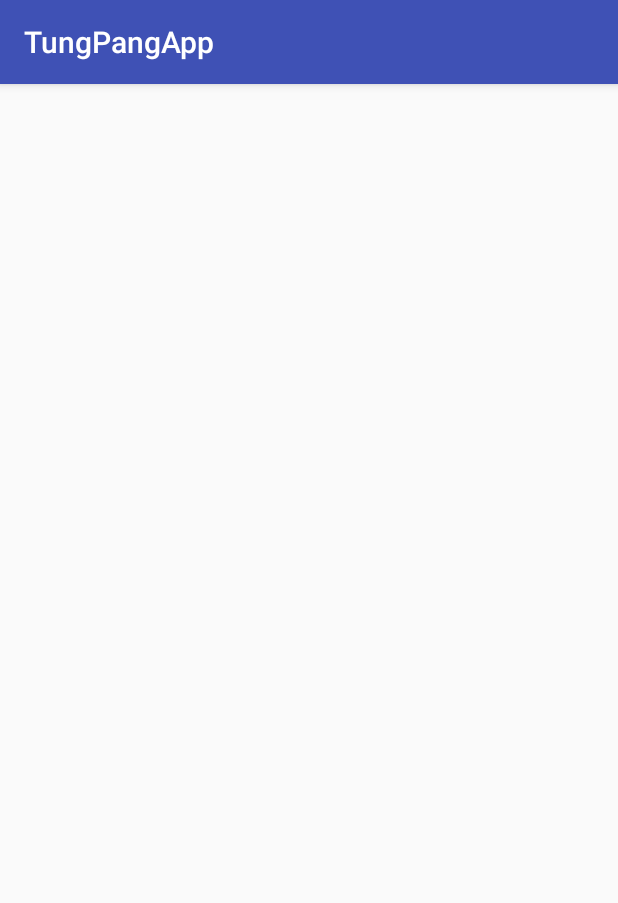
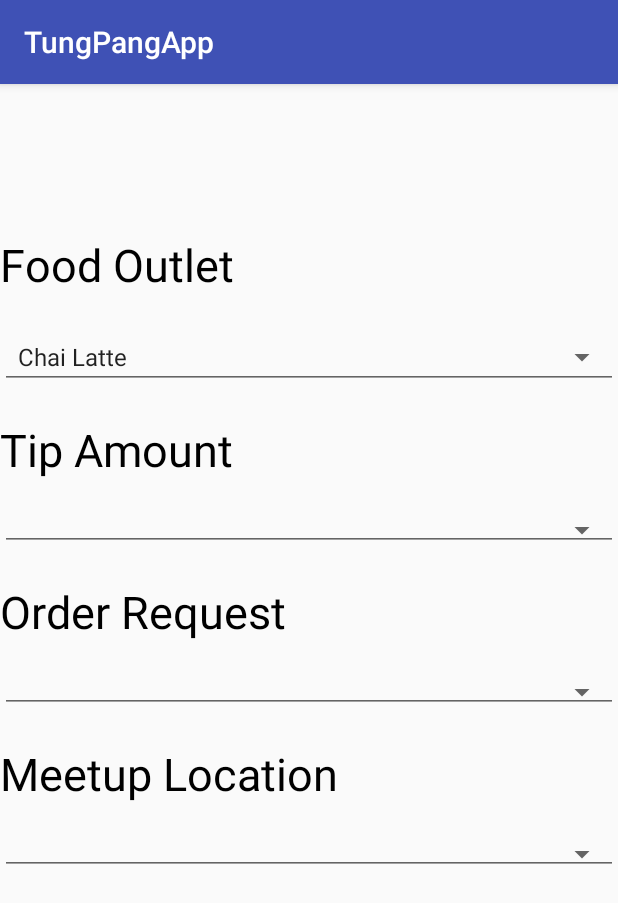
Before and after one commit to yuxuantan/TungPang, an Android app: the NewOrderRequestActivity screen opened directly, with no data from a screen before it, on a phone screen of 412 x 824 dp. Shown: the top 903 px of the screen. Run offline under Robolectric (Android 15) with nearby library versions, the phone set to English and light mode, and no system bars.

Commit message:
Create dropdown list for new order
Lacks item to populate drop down lit

```diff
--- a/app/src/main/java/com/example/xuan/tungpangapp/NewOrderRequestActivity.java
+++ b/app/src/main/java/com/example/xuan/tungpangapp/NewOrderRequestActivity.java
@@ -2,7 +2,12 @@ package com.example.xuan.tungpangapp;
 
 import android.support.v7.app.AppCompatActivity;
 import android.os.Bundle;
+import android.util.Log;
+import android.view.View;
+import android.widget.AdapterView;
+import android.widget.ArrayAdapter;
 import android.widget.ListView;
+import android.widget.Spinner;
 
 public class NewOrderRequestActivity extends AppCompatActivity {
 
@@ -10,6 +15,29 @@ public class NewOrderRequestActivity extends AppCompatActivity {
     protected void onCreate(Bundle savedInstanceState) {
         super.onCreate(savedInstanceState);
         setContentView(R.layout.activity_new_order_request);
-        ListView lv = (ListView) findViewById(R.id.restaurant_list);
+
+        Spinner dynamicSpinner = (Spinner) findViewById(R.id.food_Outlet);
+
+        String[] items = new String[] { "Chai Latte", "Green Tea", "Black Tea" };
+
+        ArrayAdapter<String> adapter = new ArrayAdapter<String>(this,
+                android.R.layout.simple_spinner_item, items);
+
+        dynamicSpinner.setAdapter(adapter);
+
+        dynamicSpinner.setOnItemSelectedListener(new AdapterView.OnItemSelectedListener() {
+            @Override
+            public void onItemSelected(AdapterView<?> parent, View view,
+                                       int position, long id) {
+                Log.v("item", (String) parent.getItemAtPosition(position));
+            }
+
+            @Override
+            public void onNothingSelected(AdapterView<?> parent) {
+                // TODO Auto-generated method stub
+            }
+        });
     }
+
+
 }
--- a/app/src/main/res/layout/activity_new_order_request.xml
+++ b/app/src/main/res/layout/activity_new_order_request.xml
@@ -4,12 +4,67 @@
     xmlns:tools="http://schemas.android.com/tools"
     android:layout_width="match_parent"
     android:layout_height="match_parent"
-    tools:context=".NewOrderRequestActivity">
+    tools:context=".NewOrderRequestActivity"
+    android:orientation="vertical">
 
-    <ListView
+    <TextView
+        android:layout_marginTop="100dp"
         android:layout_width="match_parent"
-        android:layout_height="match_parent"
-        android:id="@+id/restaurant_list">
-    </ListView>
+        android:layout_height="wrap_content"
+        android:text="Food Outlet"
+        android:textColor="#000000"
+        android:textSize="30dp" />
+
+    <Spinner
+        android:id="@+id/food_Outlet"
+        android:layout_width="match_parent"
+        android:layout_height="wrap_content"
+        android:layout_marginTop="20dp"
+        style="@style/Widget.AppCompat.Spinner.Underlined" />
+
+    <TextView
+        android:layout_width="match_parent"
+        android:layout_height="wrap_content"
+        android:layout_marginTop="20dp"
+        android:text="Tip Amount"
+        android:textColor="#000000"
+        android:textSize="30dp" />
+
+    <Spinner
+        android:layout_marginTop="20dp"
+        android:id="@+id/tip_Amount"
+        android:layout_width="match_parent"
+        android:layout_height="wrap_content"
+        style="@style/Widget.AppCompat.Spinner.Underlined"/>
+
+    <TextView
+        android:layout_marginTop="20dp"
+        android:layout_width="match_parent"
+        android:layout_height="wrap_content"
+        android:text="Order Request"
+        android:textSize="30dp"
+        android:textColor="#000000"/>
+
+    <Spinner
+        android:layout_marginTop="20dp"
+        android:id="@+id/order_Request"
+        android:layout_width="match_parent"
+        android:layout_height="wrap_content"
+        style="@style/Widget.AppCompat.Spinner.Underlined"/>
+
+    <TextView
+        android:layout_marginTop="20dp"
+        android:layout_width="match_parent"
+        android:layout_height="wrap_content"
+        android:text="Meetup Location"
+        android:textSize="30dp"
+        android:textColor="#000000"/>
+
+    <Spinner
+        android:layout_marginTop="20dp"
+        android:id="@+id/meetup_Location"
+        android:layout_width="fill_parent"
+        android:layout_height="wrap_content"
+        style="@style/Widget.AppCompat.Spinner.Underlined"/>
 
 </LinearLayout>
```
